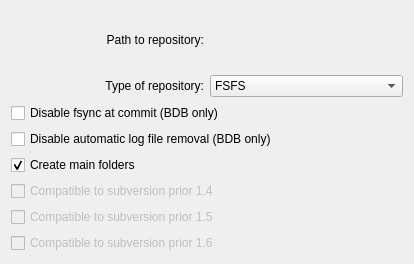
centic9/kdesvn-ppa, file src/svnfrontend/createrepo_dlg.ui: the form before one commit.
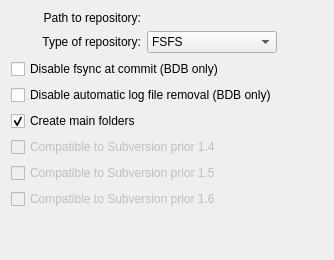
The form after the commit. Custom widgets are drawn as their Qt base class.

Patch:
```diff
--- a/src/svnfrontend/createrepo_dlg.ui
+++ b/src/svnfrontend/createrepo_dlg.ui
@@ -2,31 +2,23 @@
 <ui version="4.0">
  <class>CreateRepo_Dlg</class>
  <widget class="QWidget" name="CreateRepo_Dlg">
-  <property name="geometry">
-   <rect>
-    <x>0</x>
-    <y>0</y>
-    <width>414</width>
-    <height>264</height>
-   </rect>
-  </property>
   <property name="windowTitle">
    <string>Create new repository</string>
   </property>
-  <layout class="QVBoxLayout" name="verticalLayout">
-   <item>
-    <layout class="QGridLayout">
-     <item row="1" column="0">
-      <widget class="QLabel" name="textLabel2">
-       <property name="text">
-        <string>Type of repository:</string>
-       </property>
-       <property name="alignment">
-        <set>Qt::AlignRight|Qt::AlignTrailing|Qt::AlignVCenter</set>
-       </property>
-       <property name="wordWrap">
+  <layout class="QGridLayout" name="gridLayout_2">
+   <item row="0" column="0">
+    <layout class="QGridLayout" name="gridLayout">
+     <item row="7" column="0" colspan="2">
+      <widget class="QCheckBox" name="m_svn15compat">
+       <property name="enabled">
         <bool>false</bool>
        </property>
+       <property name="toolTip">
+        <string>Is created repository compatible to Subversion prior 1.6</string>
+       </property>
+       <property name="text">
+        <string>Compatible to Subversion prior 1.6</string>
+       </property>
       </widget>
      </item>
      <item row="1" column="1">
@@ -49,35 +41,7 @@
        </item>
       </widget>
      </item>
-     <item row="0" column="1">
-      <widget class="KUrlRequester" name="m_ReposPathinput"/>
-     </item>
-     <item row="0" column="0">
-      <widget class="QLabel" name="textLabel1">
-       <property name="text">
-        <string>Path to repository:</string>
-       </property>
-       <property name="alignment">
-        <set>Qt::AlignRight|Qt::AlignTrailing|Qt::AlignVCenter</set>
-       </property>
-       <property name="wordWrap">
-        <bool>false</bool>
-       </property>
-      </widget>
-     </item>
-    </layout>
-   </item>
-   <item>
-    <widget class="QCheckBox" name="m_DisableFsync">
-     <property name="text">
-      <string>Disable fsync at commit (BDB only)</string>
-     </property>
-     <property name="shortcut">
-      <string/>
-     </property>
-    </widget>
-   </item>
-   <item>
+     <item row="3" column="0" colspan="2">
     <widget class="QCheckBox" name="m_LogKeep">
      <property name="text">
       <string>Disable automatic log file removal (BDB only)</string>
@@ -87,7 +51,23 @@
      </property>
     </widget>
    </item>
-   <item>
+     <item row="6" column="0" colspan="2">
+      <widget class="QCheckBox" name="m_svn14compat">
+       <property name="enabled">
+        <bool>false</bool>
+       </property>
+       <property name="toolTip">
+        <string>Is created repository compatible to Subversion prior 1.5</string>
+       </property>
+       <property name="whatsThis">
+        <string>If set, the repository created will compatible to Subversion prior 1.5. This is only useful when svnqt is running with Subversion 1.5 or above.</string>
+       </property>
+       <property name="text">
+        <string>Compatible to Subversion prior 1.5</string>
+       </property>
+      </widget>
+     </item>
+     <item row="4" column="0" colspan="2">
     <widget class="QCheckBox" name="m_CreateMainDirs">
      <property name="toolTip">
       <string>Create trunk, tags and branches folder</string>
@@ -106,7 +86,30 @@
      </property>
     </widget>
    </item>
-   <item>
+     <item row="0" column="0">
+      <widget class="QLabel" name="textLabel1">
+       <property name="text">
+        <string>Path to repository:</string>
+       </property>
+       <property name="alignment">
+        <set>Qt::AlignRight|Qt::AlignTrailing|Qt::AlignVCenter</set>
+       </property>
+       <property name="wordWrap">
+        <bool>false</bool>
+       </property>
+      </widget>
+     </item>
+     <item row="2" column="0" colspan="2">
+      <widget class="QCheckBox" name="m_DisableFsync">
+       <property name="text">
+        <string>Disable fsync at commit (BDB only)</string>
+       </property>
+       <property name="shortcut">
+        <string/>
+       </property>
+      </widget>
+     </item>
+     <item row="5" column="0" colspan="2">
     <widget class="QCheckBox" name="m_svn13compat">
      <property name="enabled">
       <bool>false</bool>
@@ -118,41 +121,56 @@
       <string>If set, the repository created will compatible to subversion prior 1.4. This is only useful when svnqt is running with subversion 1.4 or above.</string>
      </property>
      <property name="text">
-      <string>Compatible to subversion prior 1.4</string>
+        <string>Compatible to Subversion prior 1.4</string>
      </property>
      <property name="checked">
       <bool>false</bool>
      </property>
     </widget>
    </item>
-   <item>
-    <widget class="QCheckBox" name="m_svn14compat">
-     <property name="enabled">
-      <bool>false</bool>
-     </property>
-     <property name="toolTip">
-      <string>Is created repository compatible to subversion prior 1.5</string>
-     </property>
-     <property name="whatsThis">
-      <string>If set, the repository created will compatible to subversion prior 1.5. This is only useful when svnqt is running with subversion 1.5 or above.</string>
-     </property>
-     <property name="text">
-      <string>Compatible to subversion prior 1.5</string>
-     </property>
-    </widget>
-   </item>
-   <item>
-    <widget class="QCheckBox" name="m_svn15compat">
-     <property name="enabled">
-      <bool>false</bool>
-     </property>
-     <property name="toolTip">
-      <string>Is created repository compatible to subversion prior 1.6</string>
-     </property>
-     <property name="text">
-      <string>Compatible to subversion prior 1.6</string>
+     <item row="1" column="0">
+      <widget class="QLabel" name="textLabel2">
+       <property name="text">
+        <string>Type of repository:</string>
+       </property>
+       <property name="alignment">
+        <set>Qt::AlignRight|Qt::AlignTrailing|Qt::AlignVCenter</set>
+       </property>
+       <property name="wordWrap">
+        <bool>false</bool>
+       </property>
+      </widget>
+     </item>
+     <item row="1" column="2">
+      <spacer name="horizontalSpacer">
+       <property name="orientation">
+        <enum>Qt::Horizontal</enum>
+       </property>
+       <property name="sizeHint" stdset="0">
+        <size>
+         <width>40</width>
+         <height>20</height>
+        </size>
+       </property>
+      </spacer>
+     </item>
+     <item row="0" column="1" colspan="2">
+      <widget class="KUrlRequester" name="m_ReposPathinput"/>
+     </item>
+    </layout>
+   </item>
+   <item row="1" column="0">
+    <spacer name="verticalSpacer">
+     <property name="orientation">
+      <enum>Qt::Vertical</enum>
      </property>
-    </widget>
+     <property name="sizeHint" stdset="0">
+      <size>
+       <width>20</width>
+       <height>40</height>
+      </size>
+     </property>
+    </spacer>
    </item>
   </layout>
  </widget>
```
Left out of the diff: 6 changed lines with no effect on the pictures. Lines whose indentation alone changed are shown as unchanged.
